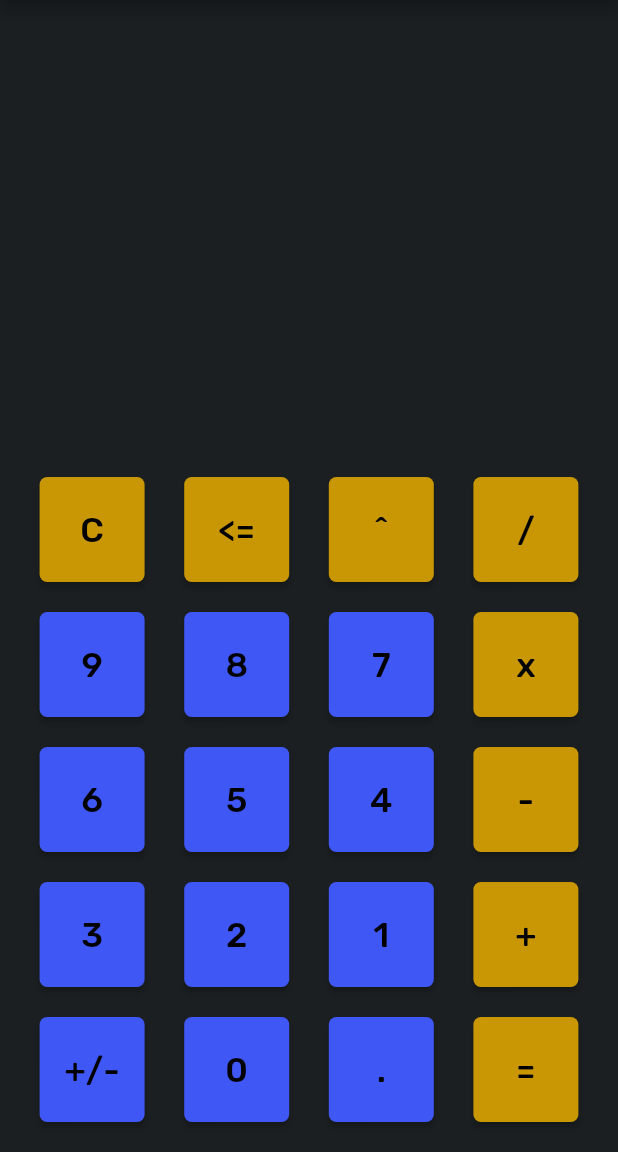
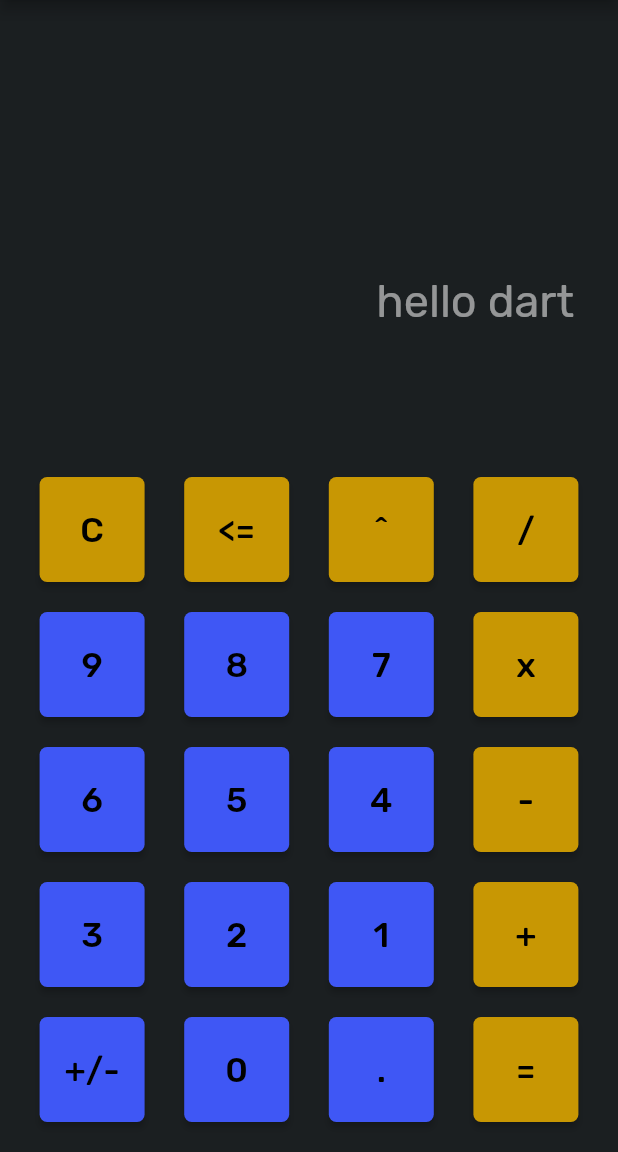
Before and after one commit to 13BlackWolf66/Calculator, a Flutter app: the screen it shows after launch, after a tap on "<=", on a phone screen of 412 x 824 dp, the part 84-1236 px from its top. Run offline on Flutter 3.47's test engine with Material 2 defaults, Android fonts, the phone set to English and light mode, and no system bars; our stand-ins replace google_fonts.

Commit message:
CalculatorFinal

```diff
--- a/calculator/lib/main.dart
+++ b/calculator/lib/main.dart
@@ -20,6 +20,7 @@ class _CalculatorAppState extends State<CalculatorApp> {
   String operation = '';
   double firstNumber = 0;
   double secondNumber = 0;
+  String textHistory = 'hello dart ';
 
   void onClick(String response) {
     switch (response) {
@@ -30,6 +31,7 @@ class _CalculatorAppState extends State<CalculatorApp> {
           operation = '';
           firstNumber = 0;
           secondNumber = 0;
+          textHistory = '';
         }
         break;
       case '=':
@@ -42,6 +44,7 @@ class _CalculatorAppState extends State<CalculatorApp> {
           (operation == '^')
               ? res = (pow(firstNumber, secondNumber)).toDouble()
               : 0;
+          textHistory = '$firstNumber $operation $secondNumber';
           textToDisplay = res.toString();
         }
         break;
@@ -49,6 +52,7 @@ class _CalculatorAppState extends State<CalculatorApp> {
         {
           firstNumber = double.parse(textToDisplay);
           operation = '+';
+          textHistory = '$textToDisplay $operation';
           textToDisplay = '';
         }
         break;
@@ -56,6 +60,7 @@ class _CalculatorAppState extends State<CalculatorApp> {
         {
           firstNumber = double.parse(textToDisplay);
           operation = '-';
+          textHistory = '$textToDisplay $operation';
           textToDisplay = '';
         }
         break;
@@ -63,6 +68,7 @@ class _CalculatorAppState extends State<CalculatorApp> {
         {
           firstNumber = double.parse(textToDisplay);
           operation = '*';
+          textHistory = '$textToDisplay $operation';
           textToDisplay = '';
         }
         break;
@@ -70,6 +76,7 @@ class _CalculatorAppState extends State<CalculatorApp> {
         {
           firstNumber = double.parse(textToDisplay);
           operation = '/';
+          textHistory = '$textToDisplay $operation';
           textToDisplay = '';
         }
         break;
@@ -77,6 +84,7 @@ class _CalculatorAppState extends State<CalculatorApp> {
         {
           firstNumber = double.parse(textToDisplay);
           operation = '^';
+          textHistory = '$textToDisplay $operation';
           textToDisplay = '';
         }
         break;
@@ -124,7 +132,7 @@ class _CalculatorAppState extends State<CalculatorApp> {
         }
         break;
     }
-    setState(() {});
+    setState(() {textHistory; textToDisplay;});
   }
 
   @override
@@ -150,6 +158,19 @@ class _CalculatorAppState extends State<CalculatorApp> {
           child: Column(
             mainAxisAlignment: MainAxisAlignment.end,
             children: [
+              Container(
+                alignment: Alignment(1.0, 1.0),
+                child: Padding(
+                  padding: EdgeInsets.all(12.0),
+                  child: Text(
+                    textHistory,
+                    style: GoogleFonts.rubik(
+                      color: Color.fromARGB(136, 255, 255, 255),
+                      fontSize: 30,
+                    ),
+                  ),
+                ),
+              ),
               Container(
                 alignment: Alignment(1.0, 1.0),
                 child: Padding(
```
